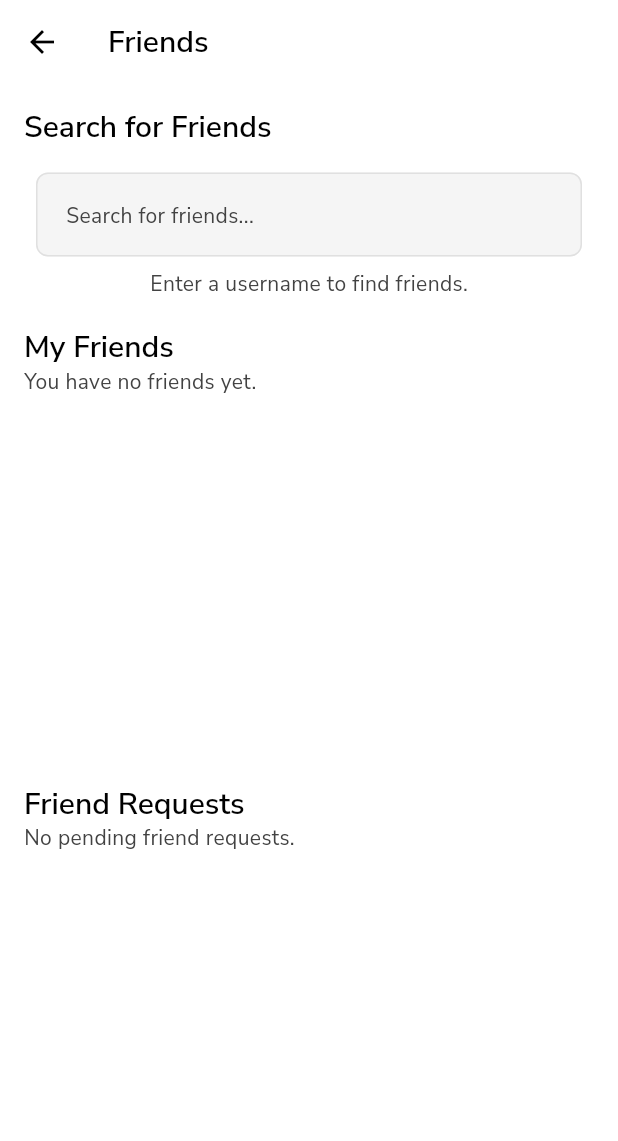
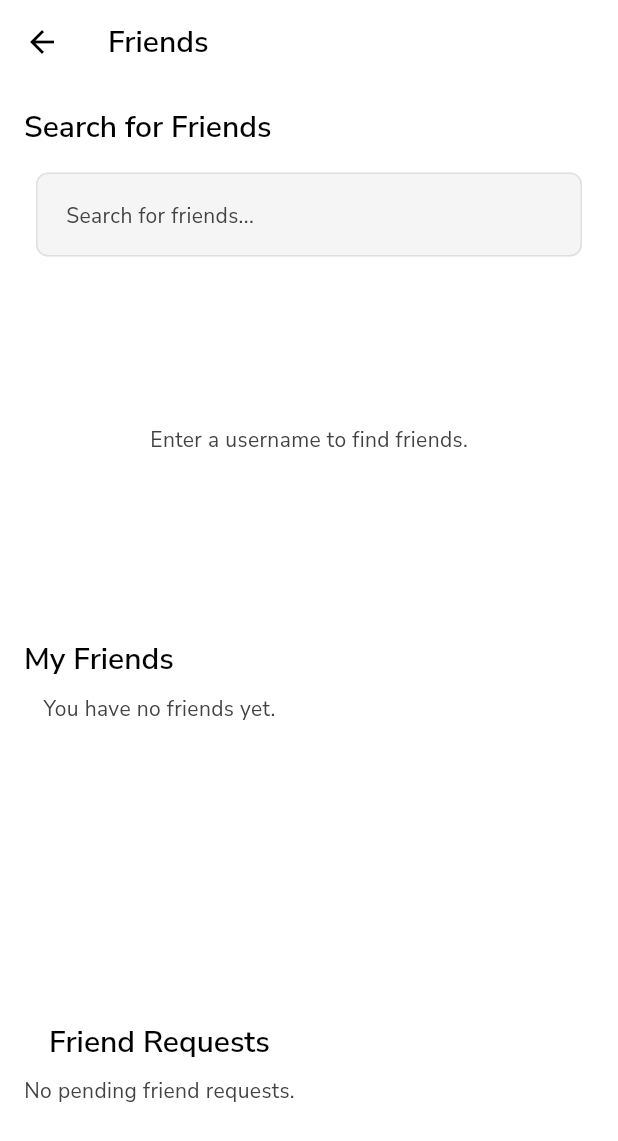
Before and after one commit to ph0rque/SnapAMeal, a Flutter app: the FriendsPage screen opened directly, on a phone screen of 412 x 824 dp. Shown: the top 1141 px of the screen. Run offline on Flutter 3.47's test engine with Material 3 defaults, Android fonts, the phone set to English and light mode, and no system bars; our stand-ins replace cached_network_image, camera, cloud_firestore, cloud_functions, eva_icons_flutter, firebase_auth and 6 more; missing offline and left inert: google_mlkit_face_detection, screenshot_callback; accounts and stored records are empty.

Commit message:
Fix critical bugs and UI layout issues
- Resolve CocoaPods dependency conflicts
  - Update google_mlkit_face_detection 0.11.0 → 0.13.1
  - Update google_mlkit_commons 0.8.1 → 0.11.0
  - Fix GoogleMLKit/GoogleDataTransport version conflicts

- Fix compilation errors
  - Replace missing getSenderData with proper getUserData call
  - Fix ViewSnapPage constructor parameter mismatch
  - Remove duplicate getOrCreateOneOnOneChatRoom method declaration

- Resolve UI layout issues in Friends page
  - Fix multiple Expanded widgets conflict causing RenderBox errors
  - Restructure layout with proper constraints and scrolling
  - Fix SnapUserSearch widget layout with shrinkWrap and proper physics
  - Restore back button navigation functionality

- Update memory bank documentation
  - Document all bug fixes and improvements
  - Track production readiness status

App now fully functional with all core Snapchat features working

```diff
--- a/lib/design_system/widgets/snap_user_search.dart
+++ b/lib/design_system/widgets/snap_user_search.dart
@@ -56,6 +56,8 @@ class _SnapUserSearchState extends State<SnapUserSearch> {
           ),
         ),
         Expanded(
+          child: Padding(
+            padding: const EdgeInsets.symmetric(horizontal: SnapUIDimensions.spacingS),
             child: StreamBuilder(
               stream: _usersStream,
               builder: (context, snapshot) {
@@ -73,6 +75,8 @@ class _SnapUserSearchState extends State<SnapUserSearch> {
                 }
                 var users = snapshot.data!;
                 return ListView.builder(
+                  shrinkWrap: true,
+                  physics: const AlwaysScrollableScrollPhysics(),
                   itemCount: users.length,
                   itemBuilder: (context, index) {
                     var user = users[index];
@@ -98,6 +102,7 @@ class _SnapUserSearchState extends State<SnapUserSearch> {
               },
             ),
           ),
+        ),
       ],
     );
   }
--- a/lib/pages/friends_page.dart
+++ b/lib/pages/friends_page.dart
@@ -31,13 +31,32 @@ class _FriendsPageState extends State<FriendsPage> {
           children: [
             Text("Search for Friends", style: Theme.of(context).textTheme.titleLarge),
             const SizedBox(height: 10),
-            SnapUserSearch(),
+            SizedBox(
+              height: 300,
+              child: SnapUserSearch(),
+            ),
             const SizedBox(height: 20),
             Text("My Friends", style: Theme.of(context).textTheme.titleLarge),
-            Expanded(child: _buildFriendsList()),
-            const SizedBox(height: 20),
-            Text("Friend Requests", style: Theme.of(context).textTheme.titleLarge),
-            Expanded(child: _buildFriendRequestList()),
+            const SizedBox(height: 10),
+            Expanded(
+              child: SingleChildScrollView(
+                child: Column(
+                  children: [
+                    SizedBox(
+                      height: 200,
+                      child: _buildFriendsList(),
+                    ),
+                    const SizedBox(height: 20),
+                    Text("Friend Requests", style: Theme.of(context).textTheme.titleLarge),
+                    const SizedBox(height: 10),
+                    SizedBox(
+                      height: 200,
+                      child: _buildFriendRequestList(),
+                    ),
+                  ],
+                ),
+              ),
+            ),
           ],
         ),
       ),
@@ -60,7 +79,8 @@ class _FriendsPageState extends State<FriendsPage> {
 
         final friendIds = snapshot.data!;
         return ListView.builder(
-          physics: const ClampingScrollPhysics(),
+          shrinkWrap: true,
+          physics: const NeverScrollableScrollPhysics(),
           itemCount: friendIds.length,
           itemBuilder: (context, index) {
             final friendId = friendIds[index];
@@ -122,7 +142,8 @@ class _FriendsPageState extends State<FriendsPage> {
         }
 
         return ListView(
-          physics: const ClampingScrollPhysics(),
+          shrinkWrap: true,
+          physics: const NeverScrollableScrollPhysics(),
           children: snapshot.data!.docs.map((doc) {
             final request = doc.data() as Map<String, dynamic>;
             final senderId = request['senderId'];
--- a/pubspec.yaml
+++ b/pubspec.yaml
@@ -48,7 +48,7 @@ dependencies:
   path_provider: ^2.1.3
   path: ^1.9.0
   cached_network_image: ^3.3.1
-  google_mlkit_face_detection: ^0.11.0
+  google_mlkit_face_detection: ^0.13.0
 
   # UI & Design System
   eva_icons_flutter: ^3.1.0
```
Also changed, not shown: lib/pages/home_page.dart (+9 -6 lines), pubspec.lock, 2 other files. Lines whose indentation alone changed are shown as unchanged.
